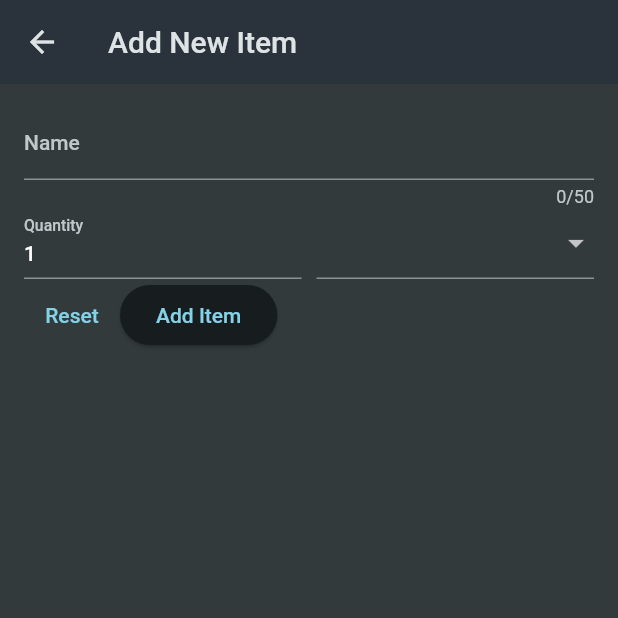
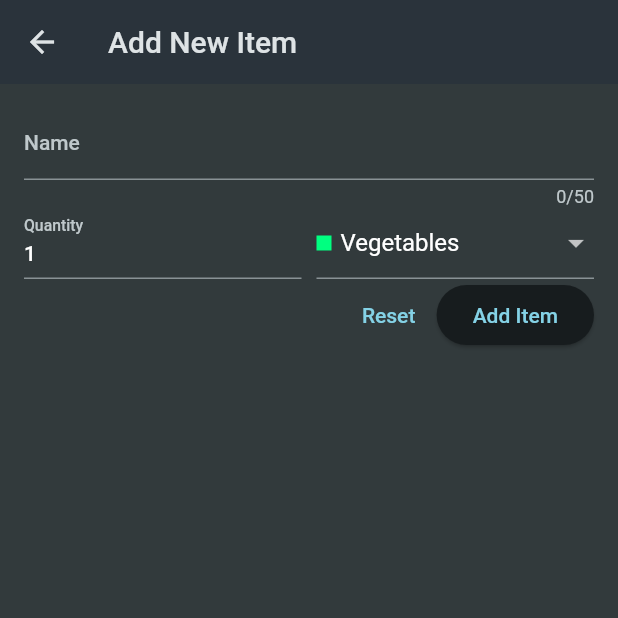
Before and after one commit to Abd-UlRahman-Khalid/shopping_list_app, a Flutter app: the NewItem screen opened directly, after a tap on "Add Item", after a tap on "Reset", on a phone screen of 412 x 824 dp, the top half of it. Run offline on Flutter 3.47's test engine with Material 2 defaults, Android fonts, the phone set to English and light mode, and no system bars.

```diff
--- a/lib/main.dart
+++ b/lib/main.dart
@@ -22,7 +22,6 @@ class MyApp extends StatelessWidget {
           ),
           scaffoldBackgroundColor: const Color.fromARGB(255, 50, 58, 60),
         ),
-      home:  GroceryItems()
-    );
+        home: GroceryItems());
   }
 }
--- a/lib/widgets/new_item.dart
+++ b/lib/widgets/new_item.dart
@@ -3,7 +3,7 @@ import 'package:flutter/material.dart';
 import 'package:shopping_list_app/data/categories.dart';
 import 'package:shopping_list_app/model/categories.dart';
 
-class NewItem extends StatefulWidget{
+class NewItem extends StatefulWidget {
   NewItem({super.key});
 
   @override
@@ -12,30 +12,47 @@ class NewItem extends StatefulWidget{
   }
 }
 
-class _StateNewItem extends State<NewItem>{
-  final _formKey=GlobalKey<FormState>();
-  void _saveItem(){
-    _formKey.currentState!.validate();
+class _StateNewItem extends State<NewItem> {
+  var _enteredName='';
+  var _enteredQuantity=1;
+  var _seletedCategory=categories[Categories.vegetables]!;
+  final _formKey = GlobalKey<FormState>();
+  void _saveItem() {
+    if(_formKey.currentState!.validate()){
+    _formKey.currentState!.save();
+    print(_enteredName);
+    print(_enteredQuantity);
+    print(_seletedCategory);
+    }
+
   }
 
   @override
   Widget build(BuildContext context) {
     return Scaffold(
-      appBar: AppBar(actions: [],
-      title: Text('Add New Item'),),
+      appBar: AppBar(
+        actions: [],
+        title: const Text('Add New Item'),
+      ),
       body: Padding(
-        padding: EdgeInsets.all(16),
+        padding:const EdgeInsets.all(16),
         child: Form(
             key: _formKey,
             child: Column(
               children: [
                 TextFormField(
+                  onSaved:(value){
+                    _enteredName=value!;
+                  },
                   maxLength: 50,
                   decoration: const InputDecoration(
                     label: Text('Name'),
                   ),
-              validator: (value){
-                if(value == null || value.isEmpty || value.trim().length <=1 || value.trim().length> 50){
+                  validator: (value) {
+                    if (value == null ||
+                        value.isEmpty ||
+                        value.trim().length <= 1 ||//trim remove any space at begning & end
+                        value.trim().length > 50) {
                       return 'Must be between 1 and 50 characters.';
                     }
                     return null;
@@ -46,10 +63,16 @@ class _StateNewItem extends State<NewItem>{
                   children: [
                     Expanded(
                       child: TextFormField(
+                        onSaved: (value){
+                          _enteredQuantity=int.parse(value!);
+                        },
                         initialValue: '1',
                         keyboardType: TextInputType.number,
-                    validator: (value){
-                      if(value == null|| value.isEmpty ||int.tryParse(value)==null ||int.tryParse(value)!<= 0){
+                        validator: (value) {
+                          if (value == null ||
+                              value.isEmpty ||
+                              int.tryParse(value) == null || //tryParse give null if the input is String
+                              int.tryParse(value)! <= 0) {  //avoid enter negative value
                             return 'Must be a valid, positive number.';
                           }
                           return null;
@@ -59,41 +82,54 @@ class _StateNewItem extends State<NewItem>{
                         ),
                       ),
                     ),
-                SizedBox(width: 10,),
+                    const SizedBox(
+                      width: 10,
+                    ),
                     Expanded(
-                  child: DropdownButtonFormField(items: [
-                    for (final category in categories.entries)//entries change the map into List
+                      child: DropdownButtonFormField(
+                        value: _seletedCategory,
+                        items: [
+                        for (final category in categories
+                            .entries) //entries change the map of categories into List
                           DropdownMenuItem(
                             value: category.value,
                             child: Row(
                               children: [
-                        Container(
+                                Container( // Square shape beside the Category
                                   width: 10,
                                   height: 10,
                                   color: category.value.color,
                                 ),
-                        const SizedBox(width: 6,),
+                                const SizedBox(
+                                  width: 6,
+                                ),
                                 Text(category.value.title)
                               ],
-                    ),)
-                  ], onChanged: (value){}),
+                            ),
                           )
+                      ], onChanged: (value) {
+                        setState(() {
+                        _seletedCategory=value!;
+                        });
+                      }),
+                    ),
                   ],
                 ),
                 Row(
+                  mainAxisAlignment: MainAxisAlignment.end,
                   children: [
                     TextButton(
-                  onPressed:(){
+                        onPressed: () {
                           _formKey.currentState!.reset();
                         },
                         child: const Text('Reset')),
                     ElevatedButton(
-                  onPressed:  _saveItem,
-                  child: const Text('Add Item'))
+                        onPressed: _saveItem, child: const Text('Add Item'))
                   ],
                 )
               ],
-        )),),
+            )),
+      ),
     );
   }
 }
```
Also changed, not shown: lib/model/categories.dart (+14 -3 lines), lib/model/grocery_items.dart (+6 -6 lines), lib/widgets/grocery_Items.dart (+13 -16 lines), lib/data/categories.dart (line endings or trailing spaces), lib/data/dummy_items.dart (line endings or trailing spaces). Lines whose indentation alone changed are shown as unchanged.
